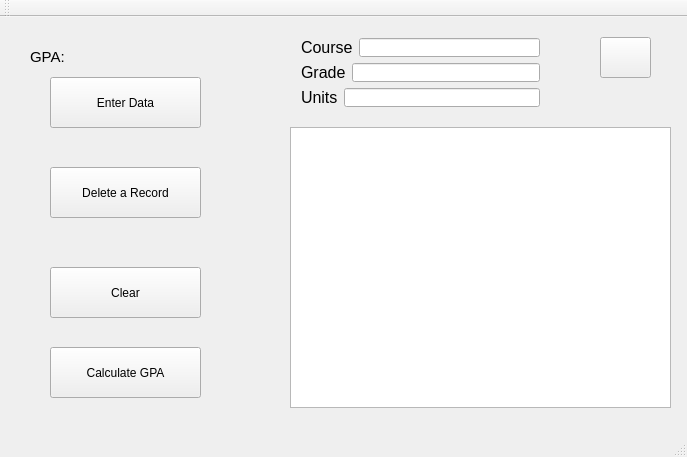
Before: the Qt Designer form mainwindow.ui in BrianLan55/gpaCalculator, drawn with Qt 5.
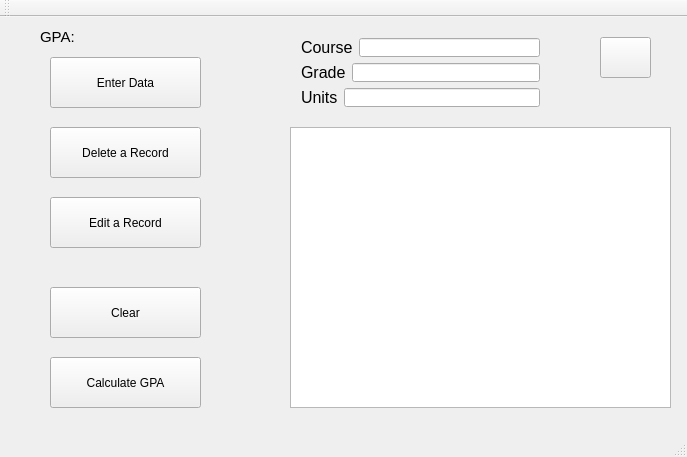
After: the same form once the commit is applied. Icons and pictures are not drawn.

Commit message: Added EDIT A RECORD AND CALCULATE GPA FUNCTIONALITY and added NEW FUNCTIONS

Patch:
```diff
--- a/mainwindow.ui
+++ b/mainwindow.ui
@@ -18,7 +18,7 @@
     <property name="geometry">
      <rect>
       <x>50</x>
-      <y>330</y>
+      <y>340</y>
       <width>151</width>
       <height>51</height>
      </rect>
@@ -31,7 +31,7 @@
     <property name="geometry">
      <rect>
       <x>50</x>
-      <y>60</y>
+      <y>40</y>
       <width>151</width>
       <height>51</height>
      </rect>
@@ -44,7 +44,7 @@
     <property name="geometry">
      <rect>
       <x>50</x>
-      <y>250</y>
+      <y>270</y>
       <width>151</width>
       <height>51</height>
      </rect>
@@ -57,7 +57,7 @@
     <property name="geometry">
      <rect>
       <x>50</x>
-      <y>150</y>
+      <y>110</y>
       <width>151</width>
       <height>51</height>
      </rect>
@@ -159,8 +159,8 @@
    <widget class="QLabel" name="label_gpa">
     <property name="geometry">
      <rect>
-      <x>100</x>
-      <y>30</y>
+      <x>110</x>
+      <y>10</y>
       <width>111</width>
       <height>21</height>
      </rect>
@@ -172,8 +172,8 @@
    <widget class="QLabel" name="label">
     <property name="geometry">
      <rect>
-      <x>30</x>
-      <y>30</y>
+      <x>40</x>
+      <y>10</y>
       <width>47</width>
       <height>21</height>
      </rect>
@@ -182,6 +182,19 @@
      <string>&lt;html&gt;&lt;head/&gt;&lt;body&gt;&lt;p&gt;&lt;span style=&quot; font-size:11pt;&quot;&gt;GPA:&lt;/span&gt;&lt;/p&gt;&lt;/body&gt;&lt;/html&gt;</string>
     </property>
    </widget>
+   <widget class="QPushButton" name="pushButton_editCourse">
+    <property name="geometry">
+     <rect>
+      <x>50</x>
+      <y>180</y>
+      <width>151</width>
+      <height>51</height>
+     </rect>
+    </property>
+    <property name="text">
+     <string>Edit a Record</string>
+    </property>
+   </widget>
   </widget>
   <widget class="QMenuBar" name="menuBar">
    <property name="geometry">
```
The commit also changes 9 other files.
